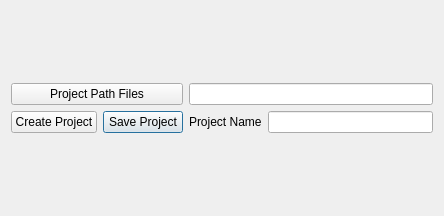
ProjectISP/ISP, file isp/resources/designer_uis/Project.ui: the form before one commit.
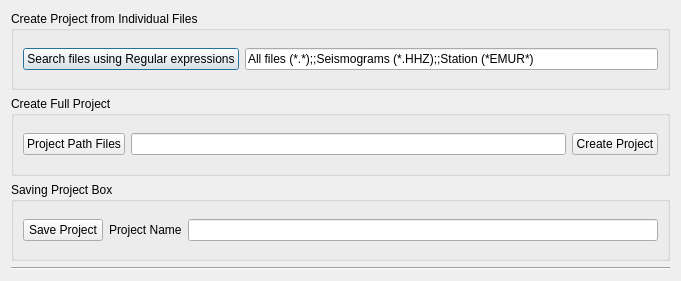
The form after the commit.

Commit message: Individual Files Selector designed inside Project. Added Button of New Project in Earthquake Analysis

```diff
--- a/isp/resources/designer_uis/Project.ui
+++ b/isp/resources/designer_uis/Project.ui
@@ -6,51 +6,99 @@
    <rect>
     <x>0</x>
     <y>0</y>
-    <width>444</width>
-    <height>216</height>
+    <width>681</width>
+    <height>281</height>
    </rect>
   </property>
   <property name="windowTitle">
    <string>Project</string>
   </property>
   <layout class="QVBoxLayout" name="verticalLayout">
+   <item>
+    <widget class="QGroupBox" name="groupBox_2">
+     <property name="title">
+      <string>Create Project from Individual Files</string>
+     </property>
+     <layout class="QGridLayout" name="gridLayout_3">
+      <item row="0" column="1">
+       <widget class="QLineEdit" name="rootPathForm_inv">
+        <property name="text">
+         <string>All files (*.*);;Seismograms (*.HHZ);;Station (*EMUR*)</string>
+        </property>
+       </widget>
+      </item>
+      <item row="0" column="0">
+       <widget class="QPushButton" name="regularBtn">
+        <property name="text">
+         <string>Search files using Regular expressions</string>
+        </property>
+       </widget>
+      </item>
+     </layout>
+    </widget>
+   </item>
    <item>
     <layout class="QGridLayout" name="gridLayout_2">
-     <item row="2" column="1">
-      <widget class="QPushButton" name="saveBtn">
-       <property name="text">
-        <string>Save Project</string>
+     <item row="0" column="0" colspan="4">
+      <widget class="QGroupBox" name="groupBox">
+       <property name="title">
+        <string>Create Full Project</string>
        </property>
-      </widget>
-     </item>
-     <item row="2" column="0">
-      <widget class="QPushButton" name="openProjectBtn">
-       <property name="text">
-        <string>Create Project</string>
-       </property>
-      </widget>
-     </item>
-     <item row="0" column="0" colspan="2">
+       <layout class="QGridLayout" name="gridLayout">
+        <item row="0" column="0">
       <widget class="QPushButton" name="pathFilesBtn">
        <property name="text">
         <string>Project Path Files</string>
        </property>
       </widget>
      </item>
-     <item row="2" column="2">
+        <item row="0" column="1">
+         <widget class="QLineEdit" name="rootPathForm"/>
+        </item>
+        <item row="0" column="2">
+         <widget class="QPushButton" name="openProjectBtn">
+          <property name="text">
+           <string>Create Project</string>
+          </property>
+         </widget>
+        </item>
+       </layout>
+      </widget>
+     </item>
+    </layout>
+   </item>
+   <item>
+    <widget class="QGroupBox" name="groupBox_3">
+     <property name="title">
+      <string>Saving Project Box</string>
+     </property>
+     <layout class="QGridLayout" name="gridLayout_4">
+      <item row="0" column="0">
+       <widget class="QPushButton" name="saveBtn">
+        <property name="text">
+         <string>Save Project</string>
+        </property>
+       </widget>
+      </item>
+      <item row="0" column="1">
       <widget class="QLabel" name="label">
        <property name="text">
         <string>Project Name</string>
        </property>
       </widget>
      </item>
-     <item row="2" column="3">
+      <item row="0" column="2">
       <widget class="QLineEdit" name="nameForm"/>
      </item>
-     <item row="0" column="2" colspan="2">
-      <widget class="QLineEdit" name="rootPathForm"/>
-     </item>
-    </layout>
+     </layout>
+    </widget>
+   </item>
+   <item>
+    <widget class="Line" name="line">
+     <property name="orientation">
+      <enum>Qt::Horizontal</enum>
+     </property>
+    </widget>
    </item>
   </layout>
  </widget>
```
Lines whose indentation alone changed are shown as unchanged. The commit also changes 5 other files.
